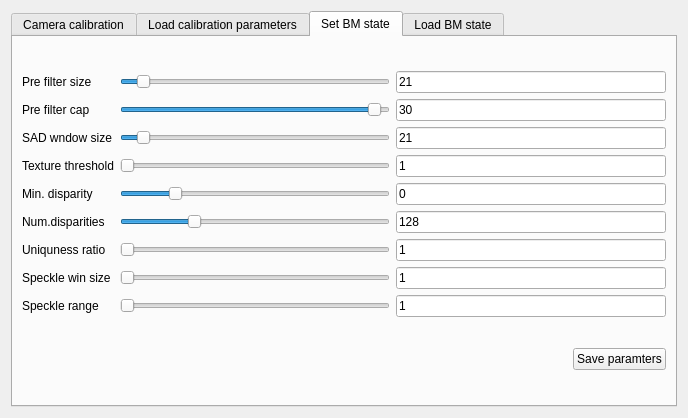
This is tabbedmenudialog.ui in asergiu/camcalib as Qt 5 draws it before an edit. The edited form follows.
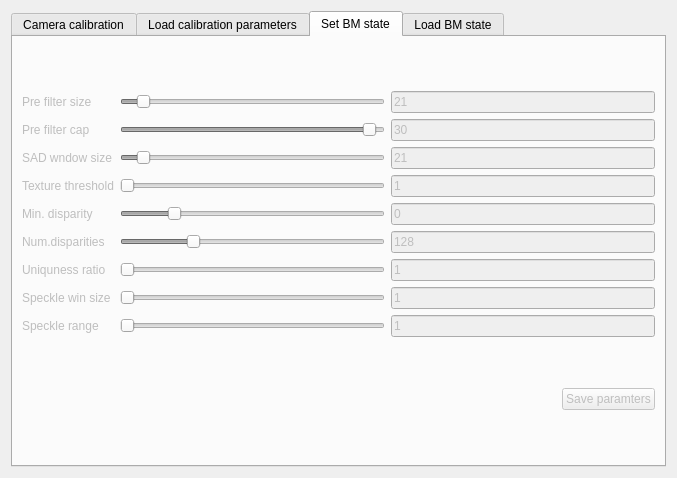
This is the edited form. The open tabs and pages were chosen to show the change.

Commit message: Added functionality for setting the BM state parameters in the *Set BM state* tab. When calibrating the cameras using the TabbedMenuDialog the *Set BM state* tab should be used to adjust the parameters; the old window won't pop up for this purpose anymore.

What changed in the file:
```diff
--- a/tabbedmenudialog.ui
+++ b/tabbedmenudialog.ui
@@ -6,8 +6,8 @@
    <rect>
     <x>0</x>
     <y>0</y>
-    <width>688</width>
-    <height>418</height>
+    <width>677</width>
+    <height>478</height>
    </rect>
   </property>
   <property name="windowTitle">
@@ -254,6 +254,9 @@
         <layout class="QGridLayout" name="gridLayout_3">
          <item row="0" column="0">
           <widget class="QLabel" name="label_19">
+           <property name="enabled">
+            <bool>false</bool>
+           </property>
            <property name="text">
             <string>Pre filter size</string>
            </property>
@@ -261,6 +264,9 @@
          </item>
          <item row="0" column="1">
           <widget class="QSlider" name="preFilterSz">
+           <property name="enabled">
+            <bool>false</bool>
+           </property>
            <property name="minimum">
             <number>5</number>
            </property>
@@ -277,6 +283,9 @@
          </item>
          <item row="0" column="2">
           <widget class="QLineEdit" name="pSz">
+           <property name="enabled">
+            <bool>false</bool>
+           </property>
            <property name="text">
             <string>21</string>
            </property>
@@ -284,6 +293,9 @@
          </item>
          <item row="1" column="0">
           <widget class="QLabel" name="label_20">
+           <property name="enabled">
+            <bool>false</bool>
+           </property>
            <property name="text">
             <string>Pre filter cap</string>
            </property>
@@ -291,6 +303,9 @@
          </item>
          <item row="1" column="1">
           <widget class="QSlider" name="preFilterCap">
+           <property name="enabled">
+            <bool>false</bool>
+           </property>
            <property name="minimum">
             <number>1</number>
            </property>
@@ -307,6 +322,9 @@
          </item>
          <item row="1" column="2">
           <widget class="QLineEdit" name="pCap">
+           <property name="enabled">
+            <bool>false</bool>
+           </property>
            <property name="text">
             <string>30</string>
            </property>
@@ -314,6 +332,9 @@
          </item>
          <item row="2" column="0">
           <widget class="QLabel" name="label_21">
+           <property name="enabled">
+            <bool>false</bool>
+           </property>
            <property name="text">
             <string>SAD wndow size</string>
            </property>
@@ -321,6 +342,9 @@
          </item>
          <item row="2" column="1">
           <widget class="QSlider" name="SADWndSz">
+           <property name="enabled">
+            <bool>false</bool>
+           </property>
            <property name="minimum">
             <number>5</number>
            </property>
@@ -340,6 +364,9 @@
          </item>
          <item row="2" column="2">
           <widget class="QLineEdit" name="sadSz">
+           <property name="enabled">
+            <bool>false</bool>
+           </property>
            <property name="text">
             <string>21</string>
            </property>
@@ -347,6 +374,9 @@
          </item>
          <item row="3" column="0">
           <widget class="QLabel" name="label_22">
+           <property name="enabled">
+            <bool>false</bool>
+           </property>
            <property name="text">
             <string>Texture threshold</string>
            </property>
@@ -354,6 +384,9 @@
          </item>
          <item row="3" column="1">
           <widget class="QSlider" name="textureth">
+           <property name="enabled">
+            <bool>false</bool>
+           </property>
            <property name="minimum">
             <number>1</number>
            </property>
@@ -367,6 +400,9 @@
          </item>
          <item row="3" column="2">
           <widget class="QLineEdit" name="textTh">
+           <property name="enabled">
+            <bool>false</bool>
+           </property>
            <property name="text">
             <string>1</string>
            </property>
@@ -374,6 +410,9 @@
          </item>
          <item row="4" column="0">
           <widget class="QLabel" name="label_23">
+           <property name="enabled">
+            <bool>false</bool>
+           </property>
            <property name="text">
             <string>Min. disparity</string>
            </property>
@@ -381,6 +420,9 @@
          </item>
          <item row="4" column="1">
           <widget class="QSlider" name="minDisp">
+           <property name="enabled">
+            <bool>false</bool>
+           </property>
            <property name="minimum">
             <number>-30</number>
            </property>
@@ -394,6 +436,9 @@
          </item>
          <item row="4" column="2">
           <widget class="QLineEdit" name="minDisp_2">
+           <property name="enabled">
+            <bool>false</bool>
+           </property>
            <property name="text">
             <string>0</string>
            </property>
@@ -401,6 +446,9 @@
          </item>
          <item row="5" column="0">
           <widget class="QLabel" name="label_24">
+           <property name="enabled">
+            <bool>false</bool>
+           </property>
            <property name="text">
             <string>Num.disparities</string>
            </property>
@@ -408,6 +456,9 @@
          </item>
          <item row="5" column="1">
           <widget class="QSlider" name="numDisp">
+           <property name="enabled">
+            <bool>false</bool>
+           </property>
            <property name="minimum">
             <number>1</number>
            </property>
@@ -436,6 +487,9 @@
          </item>
          <item row="5" column="2">
           <widget class="QLineEdit" name="numDisp_2">
+           <property name="enabled">
+            <bool>false</bool>
+           </property>
            <property name="text">
             <string>128</string>
            </property>
@@ -443,6 +497,9 @@
          </item>
          <item row="6" column="0">
           <widget class="QLabel" name="label_25">
+           <property name="enabled">
+            <bool>false</bool>
+           </property>
            <property name="text">
             <string>Uniquness ratio</string>
            </property>
@@ -450,6 +507,9 @@
          </item>
          <item row="6" column="1">
           <widget class="QSlider" name="uniq">
+           <property name="enabled">
+            <bool>false</bool>
+           </property>
            <property name="minimum">
             <number>1</number>
            </property>
@@ -463,6 +523,9 @@
          </item>
          <item row="6" column="2">
           <widget class="QLineEdit" name="uniqRatio">
+           <property name="enabled">
+            <bool>false</bool>
+           </property>
            <property name="text">
             <string>1</string>
            </property>
@@ -470,6 +533,9 @@
          </item>
          <item row="7" column="0">
           <widget class="QLabel" name="label_26">
+           <property name="enabled">
+            <bool>false</bool>
+           </property>
            <property name="text">
             <string>Speckle win size</string>
            </property>
@@ -477,6 +543,9 @@
          </item>
          <item row="7" column="1">
           <widget class="QSlider" name="speckleWndSz">
+           <property name="enabled">
+            <bool>false</bool>
+           </property>
            <property name="minimum">
             <number>1</number>
            </property>
@@ -487,6 +556,9 @@
          </item>
          <item row="7" column="2">
           <widget class="QLineEdit" name="spkSz">
+           <property name="enabled">
+            <bool>false</bool>
+           </property>
            <property name="text">
             <string>1</string>
            </property>
@@ -494,6 +566,9 @@
          </item>
          <item row="8" column="0">
           <widget class="QLabel" name="label_27">
+           <property name="enabled">
+            <bool>false</bool>
+           </property>
            <property name="text">
             <string>Speckle range</string>
            </property>
@@ -501,6 +576,9 @@
          </item>
          <item row="8" column="1">
           <widget class="QSlider" name="specklerange">
+           <property name="enabled">
+            <bool>false</bool>
+           </property>
            <property name="minimum">
             <number>1</number>
            </property>
@@ -511,6 +589,9 @@
          </item>
          <item row="8" column="2">
           <widget class="QLineEdit" name="spkRag">
+           <property name="enabled">
+            <bool>false</bool>
+           </property>
            <property name="text">
             <string>1</string>
            </property>
@@ -534,7 +615,10 @@
           </spacer>
          </item>
          <item>
-          <widget class="QPushButton" name="tryBtn">
+          <widget class="QPushButton" name="saveParamsBtn">
+           <property name="enabled">
+            <bool>false</bool>
+           </property>
            <property name="text">
             <string>Save paramters</string>
            </property>
```
Left out of the diff: 346 changed lines with no effect on the pictures. The commit also changes 3 other files.
